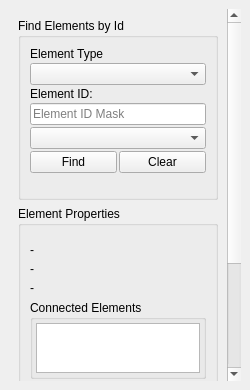
Before: the Qt Designer form ui/qgisred_element_explorer_dock.ui in qgisred/QGISRed, drawn with Qt 5.
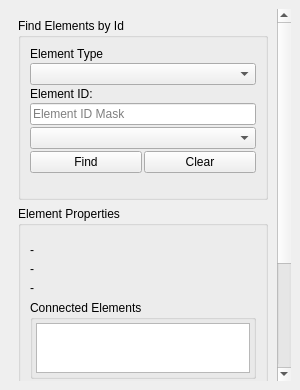
After: the same form once the commit is applied. Custom widgets are drawn as their Qt base class.

Commit message: Results And Element Explorer: Set/Change minimum width

What changed in the file:
```diff
--- a/ui/qgisred_element_explorer_dock.ui
+++ b/ui/qgisred_element_explorer_dock.ui
@@ -6,13 +6,13 @@
    <rect>
     <x>0</x>
     <y>0</y>
-    <width>250</width>
+    <width>300</width>
     <height>390</height>
    </rect>
   </property>
   <property name="minimumSize">
    <size>
-    <width>250</width>
+    <width>300</width>
     <height>390</height>
    </size>
   </property>
```
The commit also changes 1 other file.
